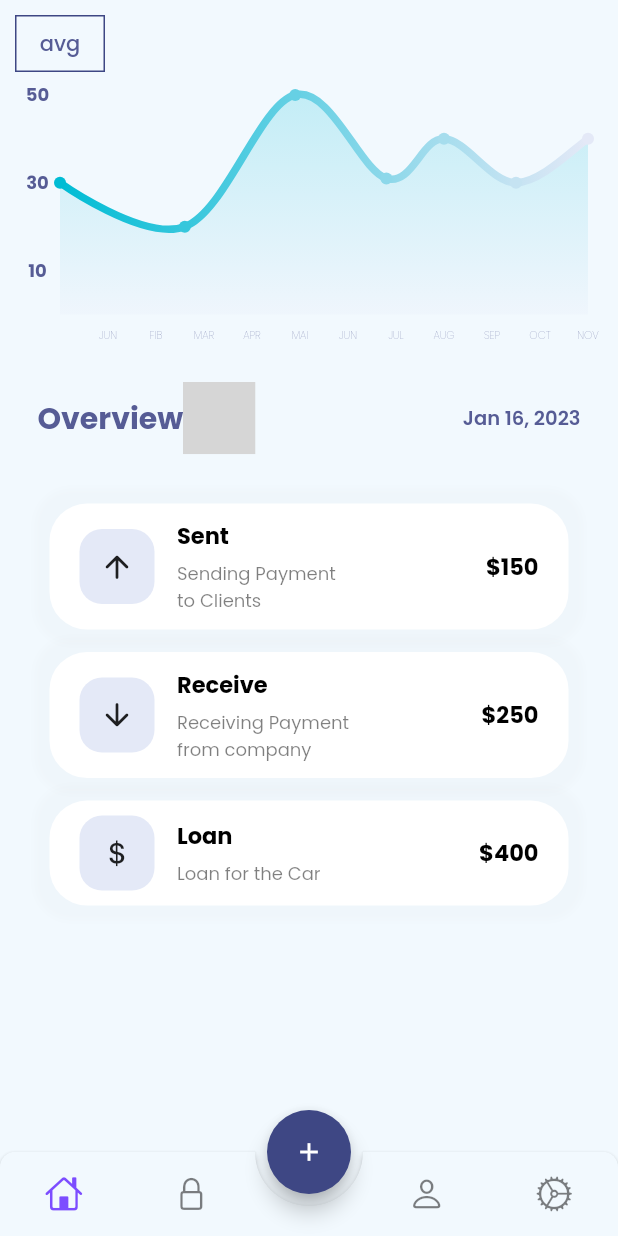
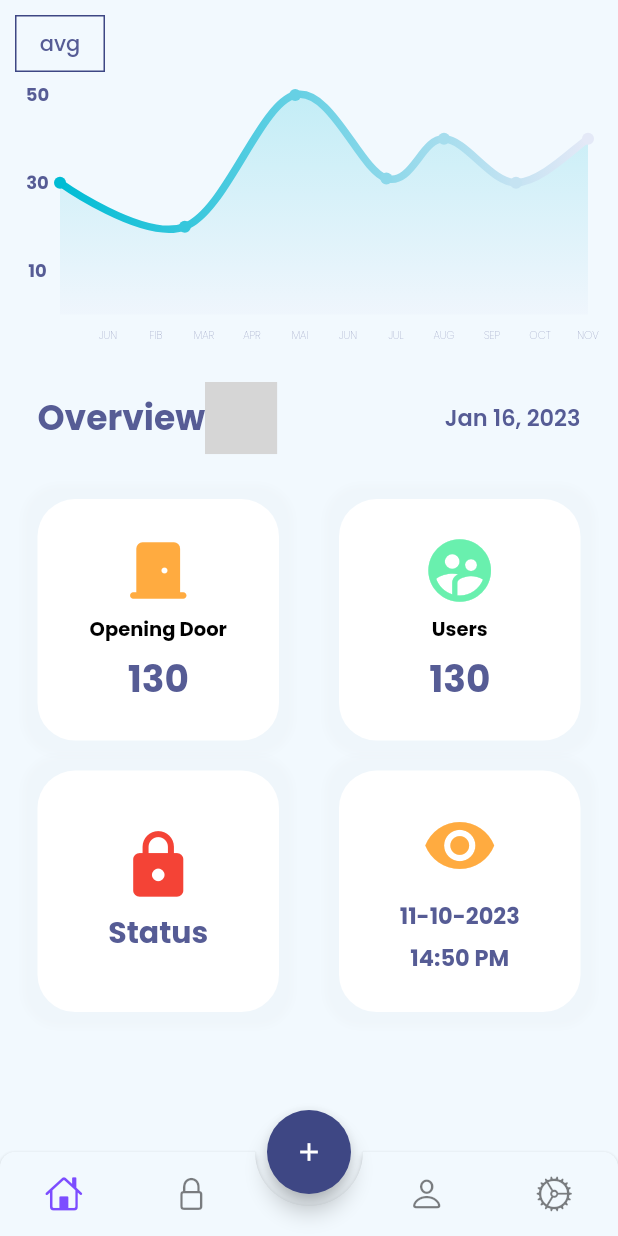
Before and after one commit to Aissam-gif/doorLock_mobileApp, a Flutter app: the screen it shows after launch, on a phone screen of 412 x 824 dp. Run offline on Flutter 3.47's test engine with Material 2 defaults, Android fonts, the light colour scheme and no system bars; drawn by our look-alikes of animated_bottom_navigation_bar, fl_chart; our stand-ins replace badges, google_fonts; missing offline and left inert: icon_badge, slidable_button; grey boxes are pictures that could not be loaded.

Commit message:
add grid view

```diff
--- a/lib/pages/dashboardPage.dart
+++ b/lib/pages/dashboardPage.dart
@@ -43,7 +43,7 @@ class _DashboardState extends State<DashboardPage> {
                             Text("Overview",
                                 style: TextStyle(
                                   fontWeight: FontWeight.bold,
-                                  fontSize: 20,
+                                  fontSize: 23,
                                   color: mainFontColor,
                                 )),
                             IconBadge(
@@ -64,28 +64,26 @@ class _DashboardState extends State<DashboardPage> {
                     Text("Jan 16, 2023",
                         style: TextStyle(
                           fontWeight: FontWeight.w600,
-                          fontSize: 13,
+                          fontSize: 15,
                           color: mainFontColor,
                         )),
                   ],
                 ),
               ),
               SizedBox(
-                height: 5,
+                height: 30,
               ),
                 Padding(
-                padding: const EdgeInsets.all(8.0),
-                child: Column(
+                  padding: const EdgeInsets.only(left: 25, right: 25),
+                  child:
+                  SizedBox(
+                      child: GridView.count(
+                        shrinkWrap: true,
+                        mainAxisSpacing: 20,
+                        crossAxisSpacing: 40,
+                        crossAxisCount: 2,
                         children: [
-                    Row(
-                      children: [
-                        Expanded(
-                          child: Container(
-                            margin: EdgeInsets.only(
-                              top: 20,
-                              left: 25,
-                              right: 25,
-                            ),
+                          Container(
                             decoration: BoxDecoration(
                                 color: white,
                                 borderRadius: BorderRadius.circular(25),
@@ -97,88 +95,40 @@ class _DashboardState extends State<DashboardPage> {
                                     // changes position of shadow
                                   ),
                                 ]),
-                            child: Padding(
-                              padding: const EdgeInsets.only(
-                                  top: 10, bottom: 10, right: 20, left: 20),
-                              child: Row(
+                            child:  Column(
+                              mainAxisAlignment: MainAxisAlignment.center,
                               children: [
-                                  Container(
-                                    width: 50,
-                                    height: 50,
-                                    decoration: BoxDecoration(
-                                      color: arrowbgColor,
-                                      borderRadius: BorderRadius.circular(15),
-                                      // shape: BoxShape.circle
-                                    ),
-                                    child: Center(
-                                        child: Icon(Icons.arrow_upward_rounded)),
-                                  ),
-                                  SizedBox(
-                                    width: 15,
-                                  ),
-                                  Expanded(
-                                    child: Container(
-                                      width: (size.width - 90) * 0.7,
-                                      child: Column(
-                                          mainAxisAlignment: MainAxisAlignment.center,
-                                          crossAxisAlignment:
-                                          CrossAxisAlignment.start,
-                                          children: [
-                                            Text(
-                                              "Sent",
-                                              style: TextStyle(
-                                                  fontSize: 15,
-                                                  color: black,
-                                                  fontWeight: FontWeight.bold),
+                                Icon(
+                                  Icons.door_front_door_rounded,
+                                  size: 50,
+                                  color: Colors.orangeAccent,
                                 ),
                                 SizedBox(
                                   height: 5,
                                 ),
                                 Text(
-                                              "Sending Payment to Clients",
+                                  "Opening Door",
                                   style: TextStyle(
-                                                  fontSize: 12,
-                                                  color: black.withOpacity(0.5),
-                                                  fontWeight: FontWeight.w400),
-                                            ),
-                                          ]),
+                                      fontWeight: FontWeight.bold,
+                                      fontSize: 13,
+                                      color: black
                                   ),
                                 ),
-                                  Expanded(
-                                    child: Container(
-                                      child: Row(
-                                        mainAxisAlignment: MainAxisAlignment.end,
-                                        children: [
+                                SizedBox(
+                                  height: 5,
+                                ),
                                 Text(
-                                            "\$150",
+                                  "130",
                                   style: TextStyle(
-                                                fontSize: 15,
                                       fontWeight: FontWeight.bold,
-                                                color: black),
-                                          )
-                                        ],
-                                      ),
+                                      fontSize: 25,
+                                      color: mainFontColor
                                   ),
                                 )
                               ],
                             ),
                           ),
-                          ),
-                        ),
-                      ],
-                    ),
-                    SizedBox(
-                      height: 5,
-                    ),
-                    Row(
-                      children: [
-                        Expanded(
-                          child: Container(
-                            margin: EdgeInsets.only(
-                              top: 10,
-                              left: 25,
-                              right: 25,
-                            ),
+                          Container(
                             decoration: BoxDecoration(
                                 color: white,
                                 borderRadius: BorderRadius.circular(25),
@@ -190,88 +140,40 @@ class _DashboardState extends State<DashboardPage> {
                                     // changes position of shadow
                                   ),
                                 ]),
-                            child: Padding(
-                              padding: const EdgeInsets.only(
-                                  top: 10, bottom: 10, right: 20, left: 20),
-                              child: Row(
+                            child:  Column(
+                              mainAxisAlignment: MainAxisAlignment.center,
                               children: [
-                                  Container(
-                                    width: 50,
-                                    height: 50,
-                                    decoration: BoxDecoration(
-                                      color: arrowbgColor,
-                                      borderRadius: BorderRadius.circular(15),
-                                      // shape: BoxShape.circle
-                                    ),
-                                    child: Center(
-                                        child: Icon(Icons.arrow_downward_rounded)),
-                                  ),
-                                  SizedBox(
-                                    width: 15,
-                                  ),
-                                  Expanded(
-                                    child: Container(
-                                      width: (size.width - 90) * 0.7,
-                                      child: Column(
-                                          mainAxisAlignment: MainAxisAlignment.center,
-                                          crossAxisAlignment:
-                                          CrossAxisAlignment.start,
-                                          children: [
-                                            Text(
-                                              "Receive",
-                                              style: TextStyle(
-                                                  fontSize: 15,
-                                                  color: black,
-                                                  fontWeight: FontWeight.bold),
+                                Icon(
+                                  Icons.supervised_user_circle,
+                                  size: 50,
+                                  color: Colors.greenAccent,
                                 ),
                                 SizedBox(
                                   height: 5,
                                 ),
                                 Text(
-                                              "Receiving Payment from company",
+                                  "Users",
                                   style: TextStyle(
-                                                  fontSize: 12,
-                                                  color: black.withOpacity(0.5),
-                                                  fontWeight: FontWeight.w400),
-                                            ),
-                                          ]),
+                                      fontWeight: FontWeight.bold,
+                                      fontSize: 13,
+                                      color: black
                                   ),
                                 ),
-                                  Expanded(
-                                    child: Container(
-                                      child: Row(
-                                        mainAxisAlignment: MainAxisAlignment.end,
-                                        children: [
+                                SizedBox(
+                                  height: 5,
+                                ),
                                 Text(
-                                            "\$250",
+                                  "130",
                                   style: TextStyle(
-                                                fontSize: 15,
                                       fontWeight: FontWeight.bold,
-                                                color: black),
-                                          )
-                                        ],
-                                      ),
+                                      fontSize: 25,
+                                      color: mainFontColor
                                   ),
                                 )
                               ],
                             ),
                           ),
-                          ),
-                        ),
-                      ],
-                    ),
-                    SizedBox(
-                      height: 5,
-                    ),
-                    Row(
-                      children: [
-                        Expanded(
-                          child: Container(
-                            margin: EdgeInsets.only(
-                              top: 10,
-                              left: 25,
-                              right: 25,
-                            ),
+                          Container(
                             decoration: BoxDecoration(
                                 color: white,
                                 borderRadius: BorderRadius.circular(25),
@@ -283,78 +185,80 @@ class _DashboardState extends State<DashboardPage> {
                                     // changes position of shadow
                                   ),
                                 ]),
-                            child: Padding(
-                              padding: const EdgeInsets.only(
-                                  top: 10, bottom: 10, right: 20, left: 20),
-                              child: Row(
+                            child:  Column(
+                              mainAxisAlignment: MainAxisAlignment.center,
                               children: [
-                                  Container(
-                                    width: 50,
-                                    height: 50,
-                                    decoration: BoxDecoration(
-                                      color: arrowbgColor,
-                                      borderRadius: BorderRadius.circular(15),
-                                      // shape: BoxShape.circle
-                                    ),
-                                    child: Center(
-                                        child: Icon(CupertinoIcons.money_dollar)),
-                                  ),
-                                  SizedBox(
-                                    width: 15,
-                                  ),
-                                  Expanded(
-                                    child: Container(
-                                      width: (size.width - 90) * 0.7,
-                                      child: Column(
-                                          mainAxisAlignment: MainAxisAlignment.center,
-                                          crossAxisAlignment: CrossAxisAlignment.start,
-                                          children: [
-                                            Text(
-                                              "Loan",
-                                              style: TextStyle(
-                                                  fontSize: 15,
-                                                  color: black,
-                                                  fontWeight: FontWeight.bold),
+                                Icon(
+                                  Icons.lock,
+                                  size: 50,
+                                  color: Colors.red,
                                 ),
                                 SizedBox(
                                   height: 5,
                                 ),
                                 Text(
-                                              "Loan for the Car",
+                                  "Status",
                                   style: TextStyle(
-                                                  fontSize: 12,
-                                                  color: black.withOpacity(0.5),
-                                                  fontWeight: FontWeight.w400),
-                                            ),
-                                          ]),
-                                    ),
-                                  ),
-                                  Expanded(
-                                    child: Container(
-                                      child: Row(
-                                        mainAxisAlignment: MainAxisAlignment.end,
-                                        children: [
-                                          Text(
-                                            "\$400",
-                                            style: TextStyle(
-                                                fontSize: 15,
                                       fontWeight: FontWeight.bold,
-                                                color: black),
-                                          )
-                                        ],
-                                      ),
+                                      fontSize: 20,
+                                      color: mainFontColor
                                   ),
                                 )
                               ],
                             ),
                           ),
+                          Container(
+                            decoration: BoxDecoration(
+                                color: white,
+                                borderRadius: BorderRadius.circular(25),
+                                boxShadow: [
+                                  BoxShadow(
+                                    color: grey.withOpacity(0.03),
+                                    spreadRadius: 10,
+                                    blurRadius: 3,
+                                    // changes position of shadow
+                                  ),
+                                ]),
+                            child:  Column(
+                              mainAxisAlignment: MainAxisAlignment.center,
+                              children: [
+                                Icon(
+                                  Icons.visibility,
+                                  size: 50,
+                                  color: Colors.orangeAccent,
+                                ),
+                                SizedBox(
+                                  height: 5,
+                                ),
+                                SizedBox(
+                                  height: 5,
+                                ),
+                                Text(
+                                  "11-10-2023",
+                                  style: TextStyle(
+                                      fontWeight: FontWeight.bold,
+                                      fontSize: 15,
+                                      color: mainFontColor
                                   ),
                                 ),
+                                SizedBox(height: 5,),
+                                Text(
+                                  "14:50 PM",
+                                  style: TextStyle(
+                                      fontWeight: FontWeight.bold,
+                                      fontSize: 15,
+                                      color: mainFontColor
+                                  ),
+                                )
                               ],
                             ),
+                          ),
+
                         ],
+                      )
                   ),
                 )
+
             ],
           ),
         ));
--- a/lib/pages/lockPage.dart
+++ b/lib/pages/lockPage.dart
@@ -52,7 +52,7 @@ class _LockState extends State<LockPage> {
                 width: 250,
                 height: 250,
                 child: lock.lockState ? Icon(
-                    Icons.lock_clock,
+                    Icons.lock,
                   size: 250,
                   color: mainFontColor,
                 ) : Icon(
--- a/lib/pages/settingsPage.dart
+++ b/lib/pages/settingsPage.dart
@@ -15,7 +15,8 @@ class _SettingsPageState extends State<SettingsPage> {
   @override
   Widget build(BuildContext context) {
     var size = MediaQuery.of(context).size;
-    return GridView.count(
+    return SafeArea(child:
+    GridView.count(
       crossAxisCount: 2,
       children: [
         Container(
@@ -42,13 +43,13 @@ class _SettingsPageState extends State<SettingsPage> {
                 height: 5,
               ),
               Text(
-                  "Opening Door",
+                "Opening Door",
                 style: TextStyle(
-                  fontWeight: FontWeight.bold,
-                  fontSize: 18,
-                  color: black
+                    fontWeight: FontWeight.bold,
+                    fontSize: 18,
+                    color: black
                 ),
-                ),
+              ),
               SizedBox(
                 height: 15,
               ),
@@ -110,6 +111,8 @@ class _SettingsPageState extends State<SettingsPage> {
         ),
 
       ],
-    );
+    )
+    ) ;
+
   }
 }
```
Lines whose indentation alone changed are shown as unchanged.
